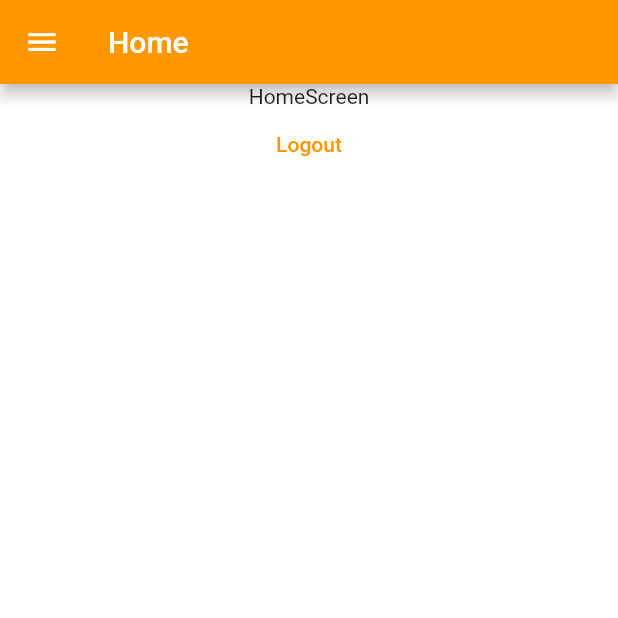
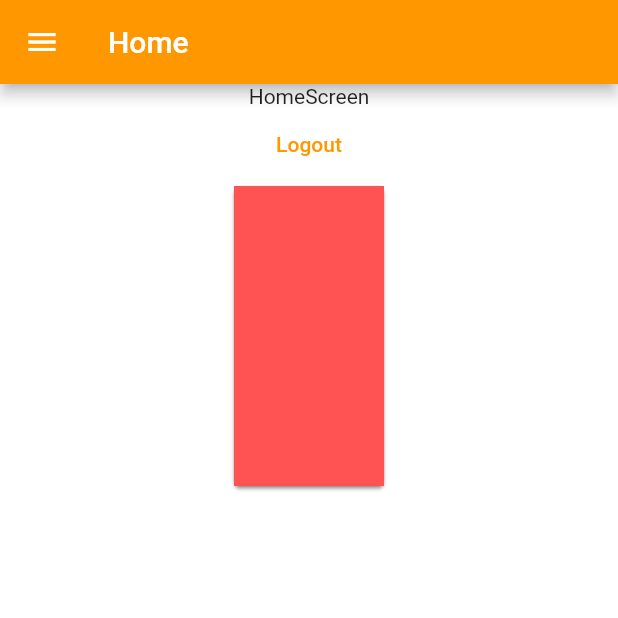
Before and after one commit to HeroPhil/hunde_zunder, a Flutter app: the HomeScreen screen opened directly, on a phone screen of 412 x 824 dp, the top half of it. Run offline on Flutter 3.47's test engine with Material 2 defaults, Android fonts, the phone set to English and light mode, and no system bars; our stand-ins replace cached_network_image, cloud_firestore, cloud_functions, firebase_auth, firebase_core, flutter_signin_button and 2 more; missing offline and left inert: cloud_firestore_web, cloud_functions_web, firebase_auth_web, firebase_core_web, firebase_database_web, flutter_facebook_auth_web and 3 more; accounts and stored records are empty.

Commit message:
implemented basic swiping

```diff
--- a/lib/app_router.dart
+++ b/lib/app_router.dart
@@ -4,6 +4,7 @@ import 'package:hunde_zunder/screens/auth/auth_screen.dart';
 import 'package:hunde_zunder/screens/crash/crash_screen.dart';
 import 'package:hunde_zunder/screens/home/home_screen.dart';
 import 'package:hunde_zunder/screens/home/pages/pet_provider.dart';
+import 'package:hunde_zunder/screens/home/pages/swipe_page_provider.dart';
 import 'package:hunde_zunder/screens/sign_up/sign_up_screen.dart';
 import 'package:hunde_zunder/services/auth/authentication_service.dart';
 import 'package:provider/provider.dart';
@@ -24,6 +25,9 @@ abstract class AppRouter {
                 ChangeNotifierProvider<PetProvider>(
                   create: (context) => PetProvider(),
                 ),
+                ChangeNotifierProvider<SwipePageProvider>(
+                  create: (context) => SwipePageProvider(),
+                ),
               ],
               builder: (context, _) {
                 return HomeScreen();
--- a/lib/screens/home/home_screen.dart
+++ b/lib/screens/home/home_screen.dart
@@ -3,6 +3,7 @@ import 'package:firebase_core/firebase_core.dart';
 import 'package:flutter/material.dart';
 import 'package:flutterfire_ui/auth.dart';
 import 'package:hunde_zunder/screens/home/pages/pet_page.dart';
+import 'package:hunde_zunder/screens/home/pages/swipe_page.dart';
 import 'package:hunde_zunder/services/auth/authentication_service.dart';
 import 'package:provider/src/provider.dart';
 
@@ -35,6 +36,9 @@ class HomeScreen extends StatelessWidget {
               },
               child: Text("Logout"),
             ),
+            Expanded(
+              child: SwipePage(),
+            ),
           ],
         ),
       ),
--- /dev/null
+++ b/lib/screens/home/pages/swipe_page.dart
@@ -0,0 +1,40 @@
+import 'package:flutter/material.dart';
+import 'package:hunde_zunder/screens/home/pages/swipe_page_provider.dart';
+import 'package:provider/src/provider.dart';
+
+class SwipePage extends StatelessWidget {
+  const SwipePage({Key? key}) : super(key: key);
+
+  @override
+  Widget build(BuildContext context) {
+    return Center(
+      child: Column(
+        children: [
+          Stack(
+            alignment: Alignment.center,
+            children: [
+              Dismissible(
+                key: const Key('dismissible1'),
+                child: context.read<SwipePageProvider>().nextSwipeCard,
+                onDismissed: (direction) {
+                  print("direction.index: ${direction.index}");
+                },
+                secondaryBackground: Icon(Icons.delete),
+                background: Icon(Icons.favorite),
+              ),
+              Dismissible(
+                key: const Key('dismissible2'),
+                child: context.read<SwipePageProvider>().nextSwipeCard,
+                onDismissed: (direction) {
+                  print("direction.index: ${direction.index}");
+                },
+                secondaryBackground: Icon(Icons.delete),
+                background: Icon(Icons.favorite),
+              ),
+            ],
+          ),
+        ],
+      ),
+    );
+  }
+}
--- /dev/null
+++ b/lib/screens/home/pages/swipe_page_provider.dart
@@ -0,0 +1,6 @@
+import 'package:flutter/material.dart';
+import 'package:hunde_zunder/screens/home/pages/widget/swipe_card.dart';
+
+class SwipePageProvider with ChangeNotifier {
+  SwipeCard get nextSwipeCard => SwipeCard();
+}
--- /dev/null
+++ b/lib/screens/home/pages/widget/swipe_card.dart
@@ -0,0 +1,21 @@
+import 'dart:math';
+
+import 'package:flutter/material.dart';
+
+class SwipeCard extends StatelessWidget {
+  const SwipeCard({Key? key}) : super(key: key);
+
+  @override
+  Widget build(BuildContext context) {
+    return Card(
+      child: Container(
+        width: 100,
+        height: 200,
+        color: Colors.accents.firstWhere(
+          (_) => Random().nextDouble() < 0.2,
+          orElse: () => Colors.redAccent,
+        ),
+      ),
+    );
+  }
+}
```
